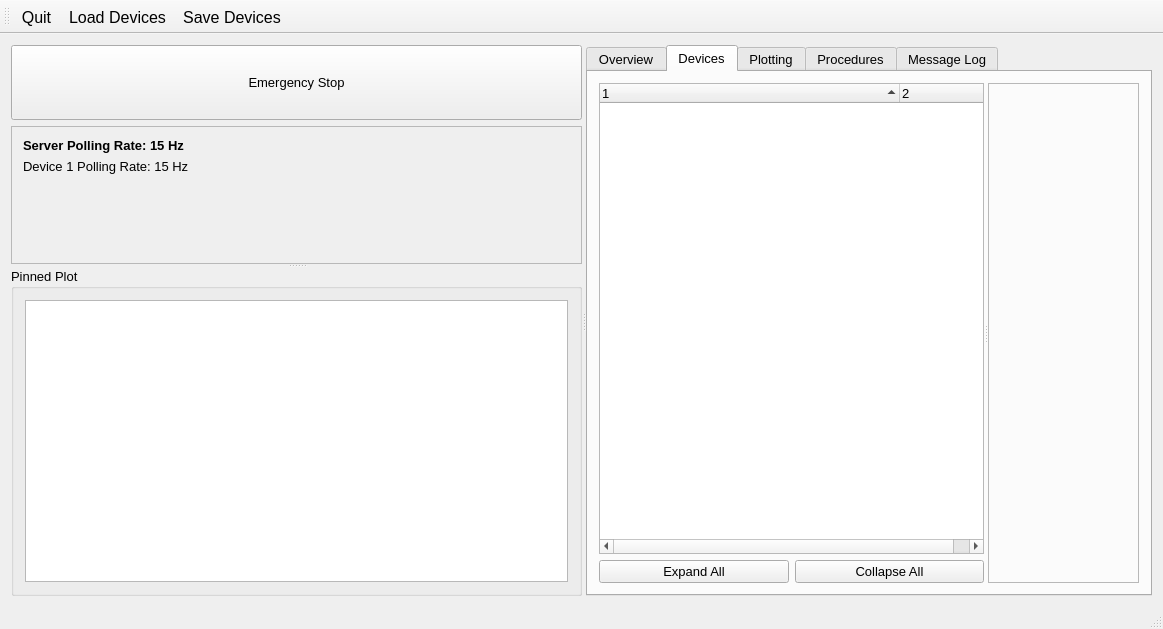
Qt form Software/ControlSystem/qt/designer/MainWindow.ui (DanielWinklehner/Ion-Source-Control-System) before a commit.
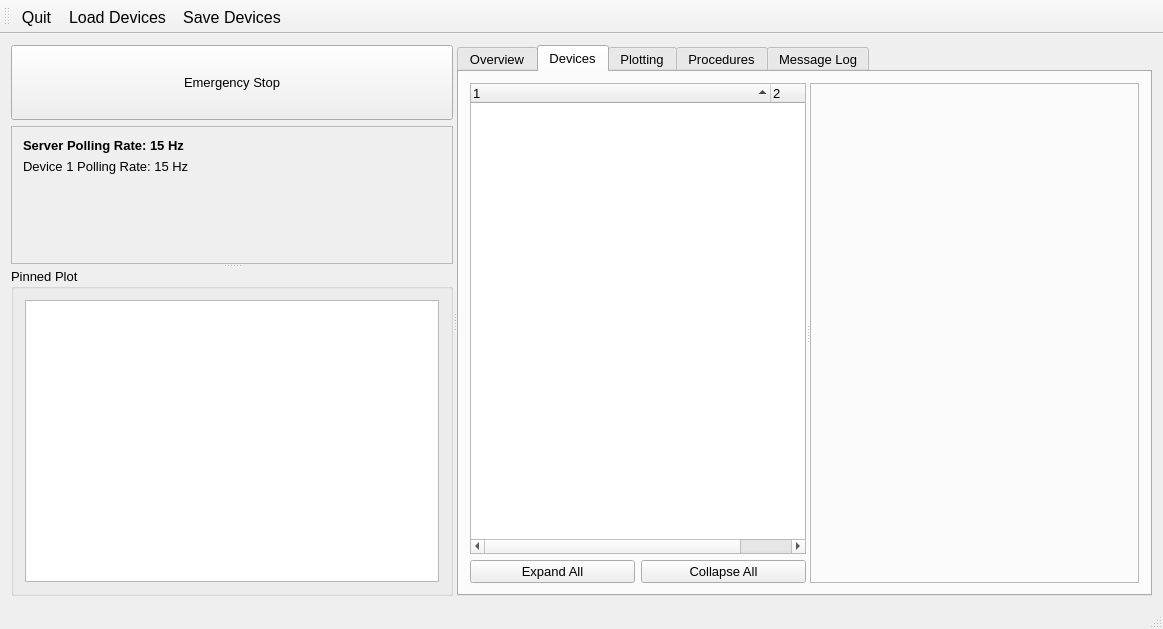
The same form after that commit. The open tabs and pages were chosen to show the change. Custom widgets are drawn as their Qt base class.

Commit message: working on settings page

Patch:
```diff
--- a/Software/ControlSystem/qt/designer/MainWindow.ui
+++ b/Software/ControlSystem/qt/designer/MainWindow.ui
@@ -336,7 +336,7 @@
            <property name="orientation">
             <enum>Qt::Horizontal</enum>
            </property>
-           <widget class="QWidget" name="">
+           <widget class="QWidget" name="layoutWidget">
             <layout class="QVBoxLayout" name="verticalLayout_4">
              <property name="leftMargin">
               <number>0</number>
@@ -408,7 +408,13 @@
              </item>
             </layout>
            </widget>
-           <widget class="QFrame" name="frame">
+           <widget class="QFrame" name="fmDeviceSettings">
+            <property name="minimumSize">
+             <size>
+              <width>250</width>
+              <height>0</height>
+             </size>
+            </property>
             <property name="frameShape">
              <enum>QFrame::StyledPanel</enum>
             </property>
```
Left out of the diff: 6 changed lines with no effect on the pictures. The commit also changes 2 other files.
